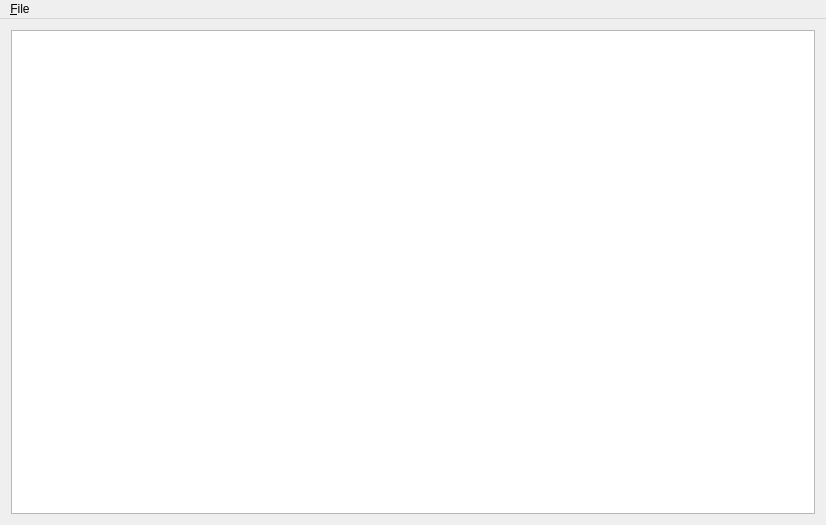
nschindler-noaa/capturehistory, file libCbrUi/src/helpwindow.ui: the form before one commit.
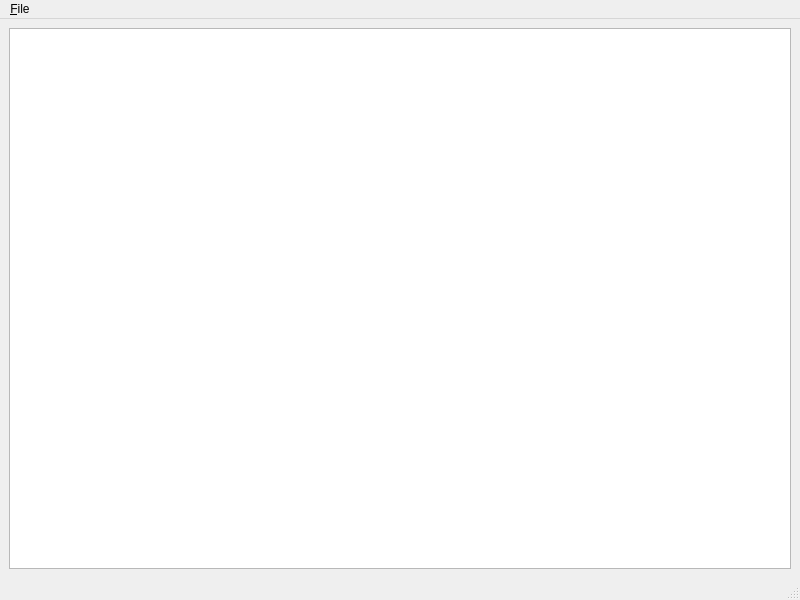
The form after the commit.

```diff
--- a/libCbrUi/src/helpwindow.ui
+++ b/libCbrUi/src/helpwindow.ui
@@ -6,30 +6,15 @@
    <rect>
     <x>0</x>
     <y>0</y>
-    <width>826</width>
-    <height>525</height>
+    <width>800</width>
+    <height>600</height>
    </rect>
   </property>
   <property name="windowTitle">
    <string>Help Window</string>
   </property>
-  <widget class="QWidget" name="widget">
-   <layout class="QHBoxLayout">
-    <property name="spacing">
-     <number>6</number>
-    </property>
-    <property name="leftMargin">
-     <number>11</number>
-    </property>
-    <property name="topMargin">
-     <number>11</number>
-    </property>
-    <property name="rightMargin">
-     <number>11</number>
-    </property>
-    <property name="bottomMargin">
-     <number>11</number>
-    </property>
+  <widget class="QWidget" name="centralwidget">
+   <layout class="QVBoxLayout" name="verticalLayout">
     <item>
      <widget class="QTextBrowser" name="textBrowser"/>
     </item>
@@ -40,11 +25,11 @@
     <rect>
      <x>0</x>
      <y>0</y>
-     <width>826</width>
+     <width>800</width>
      <height>22</height>
     </rect>
    </property>
-   <widget class="QMenu" name="fileMenu">
+   <widget class="QMenu" name="menu_File">
     <property name="title">
      <string>&amp;File</string>
     </property>
@@ -52,22 +37,9 @@
     <addaction name="separator"/>
     <addaction name="fileExitAction"/>
    </widget>
-   <addaction name="fileMenu"/>
+   <addaction name="menu_File"/>
   </widget>
-  <action name="fileExitAction">
-   <property name="text">
-    <string>&amp;Close</string>
-   </property>
-   <property name="iconText">
-    <string>&amp;Close</string>
-   </property>
-   <property name="toolTip">
-    <string>Close the window</string>
-   </property>
-   <property name="shortcut">
-    <number>4194392</number>
-   </property>
-  </action>
+  <widget class="QStatusBar" name="statusbar"/>
   <action name="homeAction">
    <property name="iconText">
     <string>&amp;Home</string>
@@ -80,8 +52,6 @@
    </property>
   </action>
  </widget>
- <layoutdefault spacing="6" margin="11"/>
- <pixmapfunction>qPixmapFromMimeSource</pixmapfunction>
  <resources/>
  <connections>
   <connection>
```
Left out of the diff: 31 changed lines with no effect on the pictures.
